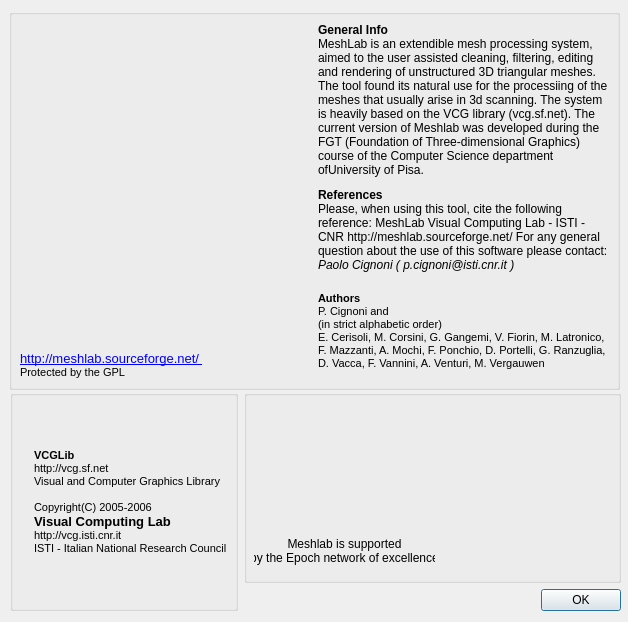
The window that src/meshlab/ui/aboutDialog.ui (cnr-isti-vclab/meshlab) describes before a commit, drawn with Qt 5.
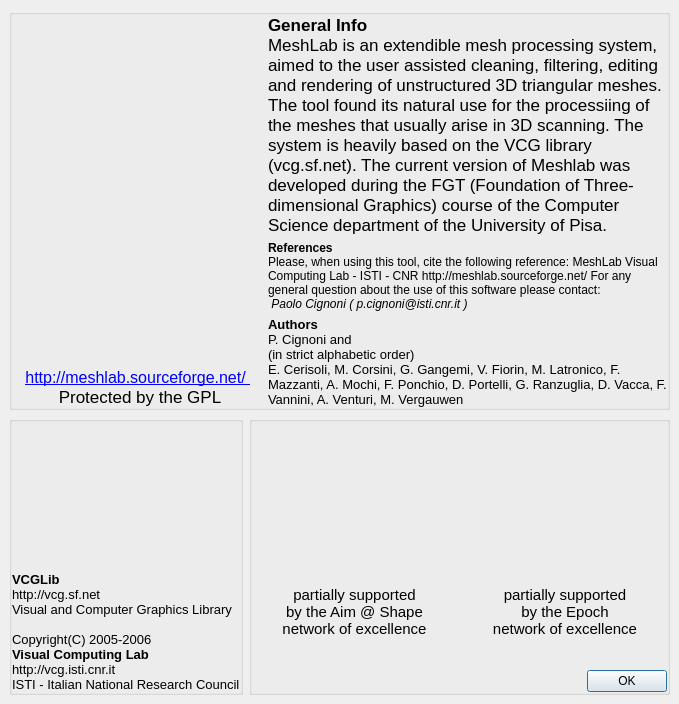
The same window after the commit. Icons and pictures are not drawn.

Commit message: Reformatted about dialog

```diff
--- a/src/meshlab/ui/aboutDialog.ui
+++ b/src/meshlab/ui/aboutDialog.ui
@@ -8,8 +8,8 @@
    <rect>
     <x>0</x>
     <y>0</y>
-    <width>628</width>
-    <height>622</height>
+    <width>612</width>
+    <height>696</height>
    </rect>
   </property>
   <property name="sizePolicy" >
@@ -41,14 +41,22 @@
   <property name="modal" >
    <bool>true</bool>
   </property>
+  <layout class="QVBoxLayout" >
+   <property name="margin" >
+    <number>9</number>
+   </property>
+   <property name="spacing" >
+    <number>6</number>
+   </property>
+   <item>
   <widget class="QGroupBox" name="groupBoxSx" >
-   <property name="geometry" >
-    <rect>
-     <x>9</x>
-     <y>9</y>
-     <width>611</width>
-     <height>381</height>
-    </rect>
+     <property name="sizePolicy" >
+      <sizepolicy>
+       <hsizetype>1</hsizetype>
+       <vsizetype>1</vsizetype>
+       <horstretch>0</horstretch>
+       <verstretch>0</verstretch>
+      </sizepolicy>
    </property>
    <property name="title" >
     <string/>
@@ -56,14 +64,14 @@
    <property name="flat" >
     <bool>false</bool>
    </property>
-   <layout class="QGridLayout" >
+     <layout class="QHBoxLayout" >
     <property name="margin" >
-     <number>8</number>
+       <number>0</number>
     </property>
     <property name="spacing" >
-     <number>6</number>
-    </property>
-    <item row="0" column="0" >
+       <number>0</number>
+      </property>
+      <item>
      <layout class="QVBoxLayout" >
       <property name="margin" >
        <number>0</number>
@@ -77,7 +85,10 @@
          <string/>
         </property>
         <property name="pixmap" >
-         <pixmap resource="..\meshlab.qrc" >:/images/eye_256_splash.png</pixmap>
+           <pixmap resource="../meshlab.qrc" >:/images/eye_256_splash.png</pixmap>
+          </property>
+          <property name="alignment" >
+           <set>Qt::AlignCenter</set>
         </property>
        </widget>
       </item>
@@ -98,30 +109,38 @@
        <widget class="QLabel" name="labelMLName" >
         <property name="font" >
          <font>
-          <family>MS Shell Dlg</family>
-          <pointsize>8</pointsize>
-          <weight>75</weight>
-          <italic>false</italic>
-          <bold>true</bold>
-          <underline>false</underline>
-          <strikeout>false</strikeout>
+            <pointsize>12</pointsize>
          </font>
         </property>
         <property name="text" >
          <string/>
         </property>
+          <property name="alignment" >
+           <set>Qt::AlignCenter</set>
+          </property>
        </widget>
       </item>
       <item>
        <widget class="QLabel" name="labelMLLink" >
         <property name="text" >
-         <string>&lt;html>&lt;head>&lt;meta name="qrichtext" content="1" />&lt;/head>&lt;body style=" white-space: pre-wrap; font-family:MS Shell Dlg; font-size:8.25pt; font-weight:400; font-style:normal; text-decoration:none;">&lt;p style="-qt-paragraph-type:empty; margin-top:0px; margin-bottom:0px; margin-left:0px; margin-right:0px; -qt-block-indent:0; text-indent:0px;">&lt;/p>&lt;p style=" margin-top:0px; margin-bottom:0px; margin-left:0px; margin-right:0px; -qt-block-indent:0; text-indent:0px;">&lt;span style=" font-size:10pt;">&lt;a href="http://meshlab.sourceforge.net" >http://meshlab.sourceforge.net/ &lt;/a> &lt;/span>&lt;/p>&lt;p style=" margin-top:0px; margin-bottom:0px; margin-left:0px; margin-right:0px; -qt-block-indent:0; text-indent:0px;">Protected by the GPL&lt;/p>&lt;/body>&lt;/html></string>
+           <string>&lt;html>&lt;head>&lt;meta name="qrichtext" content="1" />&lt;style type="text/css">
+p, li { white-space: pre-wrap; }
+&lt;/style>&lt;/head>&lt;body style=" font-family:'Lucida Grande'; font-size:13pt; font-weight:400; font-style:normal; text-decoration:none;">
+&lt;p style="-qt-paragraph-type:empty; margin-top:0px; margin-bottom:0px; margin-left:0px; margin-right:0px; -qt-block-indent:0; text-indent:0px; font-family:'MS Shell Dlg'; font-size:8pt;">&lt;/p>
+&lt;p style=" margin-top:0px; margin-bottom:0px; margin-left:0px; margin-right:0px; -qt-block-indent:0; text-indent:0px; font-family:'MS Shell Dlg'; font-size:12pt;">&lt;a href="http://meshlab.sourceforge.net">&lt;span style=" text-decoration: underline; color:#0000ff;">http://meshlab.sourceforge.net/ &lt;/span>&lt;/a> &lt;/p>
+&lt;p style=" margin-top:0px; margin-bottom:0px; margin-left:0px; margin-right:0px; -qt-block-indent:0; text-indent:0px; font-family:'MS Shell Dlg'; font-size:12;">Protected by the GPL&lt;/p>&lt;/body>&lt;/html></string>
+          </property>
+          <property name="alignment" >
+           <set>Qt::AlignCenter</set>
+          </property>
+          <property name="openExternalLinks" >
+           <bool>true</bool>
         </property>
        </widget>
       </item>
      </layout>
     </item>
-    <item row="0" column="1" >
+      <item>
      <layout class="QVBoxLayout" >
       <property name="margin" >
        <number>0</number>
@@ -132,7 +151,12 @@
       <item>
        <widget class="QLabel" name="labelMLDescription" >
         <property name="text" >
-         <string>&lt;html>&lt;head>&lt;meta name="qrichtext" content="1" />&lt;/head>&lt;body style=" white-space: pre-wrap; font-family:MS Shell Dlg; font-weight:400; font-style:normal; text-decoration:none;">&lt;p style=" margin-top:0px; margin-bottom:0px; margin-left:0px; margin-right:0px; -qt-block-indent:0; text-indent:0px;">&lt;span style=" font-weight:600;">General Info&lt;/span>&lt;/p>&lt;p style=" margin-top:0px; margin-bottom:0px; margin-left:0px; margin-right:0px; -qt-block-indent:0; text-indent:0px; font-weight:600;">&lt;span style=" font-weight:400;">MeshLab is an extendible mesh processing system, aimed to the user assisted cleaning, filtering, editing and rendering of unstructured 3D triangular meshes. &lt;/span>&lt;/p>&lt;p style=" margin-top:0px; margin-bottom:0px; margin-left:0px; margin-right:0px; -qt-block-indent:0; text-indent:0px;">The tool found its natural use for the processiing of the meshes that usually arise in 3d scanning. The system is heavily based on the VCG library (vcg.sf.net). The current version of Meshlab was developed during the FGT (Foundation of Three-dimensional Graphics) course of the Computer Science department ofUniversity of Pisa.&lt;/p>&lt;/body>&lt;/html></string>
+           <string>&lt;html>&lt;head>&lt;meta name="qrichtext" content="1" />&lt;style type="text/css">
+p, li { white-space: pre-wrap; }
+&lt;/style>&lt;/head>&lt;body style=" font-family:'Lucida Grande'; font-size:13pt; font-weight:400; font-style:normal; text-decoration:none;">
+&lt;p style=" margin-top:0px; margin-bottom:0px; margin-left:0px; margin-right:0px; -qt-block-indent:0; text-indent:0px; font-family:'MS Shell Dlg';">&lt;span style=" font-weight:600;">General Info&lt;/span>&lt;/p>
+&lt;p style=" margin-top:0px; margin-bottom:0px; margin-left:0px; margin-right:0px; -qt-block-indent:0; text-indent:0px; font-family:'MS Shell Dlg'; font-weight:600;">&lt;span style=" font-weight:400;">MeshLab is an extendible mesh processing system, aimed to the user assisted cleaning, filtering, editing and rendering of unstructured 3D triangular meshes. &lt;/span>&lt;/p>
+&lt;p style=" margin-top:0px; margin-bottom:0px; margin-left:0px; margin-right:0px; -qt-block-indent:0; text-indent:0px; font-family:'MS Shell Dlg';">The tool found its natural use for the processiing of the meshes that usually arise in 3D scanning. The system is heavily based on the VCG library (vcg.sf.net). The current version of Meshlab was developed during the FGT (Foundation of Three-dimensional Graphics) course of the Computer Science department of the University of Pisa.&lt;/p>&lt;/body>&lt;/html></string>
         </property>
         <property name="wordWrap" >
          <bool>true</bool>
@@ -142,7 +166,7 @@
       <item>
        <widget class="QLabel" name="labelReferences" >
         <property name="text" >
-         <string>&lt;html>&lt;head>&lt;meta name="qrichtext" content="1" />&lt;/head>&lt;body style=" white-space: pre-wrap; font-family:MS Shell Dlg; font-weight:400; font-style:normal; text-decoration:none;">&lt;p style=" margin-top:0px; margin-bottom:0px; margin-left:0px; margin-right:0px; -qt-block-indent:0; text-indent:0px;">&lt;span style=" font-weight:600;">References&lt;/span>&lt;/p>&lt;p style=" margin-top:0px; margin-bottom:0px; margin-left:0px; margin-right:0px; -qt-block-indent:0; text-indent:0px; font-weight:600;">&lt;span style=" font-weight:400;">Please, when using this tool, cite the following reference: MeshLab Visual Computing Lab - ISTI - CNR http://meshlab.sourceforge.net/ For any general question about the use of this software please contact: &lt;/span>&lt;/p>&lt;p style=" margin-top:0px; margin-bottom:0px; margin-left:0px; margin-right:0px; -qt-block-indent:0; text-indent:0px;">&lt;span style=" font-style:italic;">Paolo Cignoni ( p.cignoni@isti.cnr.it )&lt;/span>&lt;/p>&lt;/body>&lt;/html></string>
+           <string>&lt;html>&lt;head>&lt;meta name="qrichtext" content="1" />&lt;/head>&lt;body style=" white-space: pre-wrap; font-family:MS Shell Dlg; font-weight:400; font-style:normal; text-decoration:none;">&lt;p style=" margin-top:0px; margin-bottom:0px; margin-left:0px; margin-right:0px; -qt-block-indent:0; text-indent:0px;">&lt;span style=" font-weight:600;">References&lt;/span>&lt;/p>&lt;p style=" margin-top:0px; margin-bottom:0px; margin-left:0px; margin-right:0px; -qt-block-indent:0; text-indent:0px; font-weight:600;">&lt;span style=" font-weight:400;">Please, when using this tool, cite the following reference: MeshLab Visual Computing Lab - ISTI - CNR http://meshlab.sourceforge.net/ For any general question about the use of this software please contact: &lt;/span>&lt;/p>&lt;p style=" margin-top:0px; margin-bottom:0px; margin-left:0px; margin-right:0px; -qt-block-indent:0; text-indent:0px;">&lt;span style=" font-style:italic;">&lt;a href="mailto:p.cignoni@isti.cnr.it?subject=[MeshLab] Info request"> Paolo Cignoni ( p.cignoni@isti.cnr.it )&lt;/a>&lt;/span>&lt;/p>&lt;/body>&lt;/html></string>
         </property>
         <property name="wordWrap" >
          <bool>true</bool>
@@ -152,7 +176,13 @@
       <item>
        <widget class="QLabel" name="labelAuthors" >
         <property name="text" >
-         <string>&lt;html>&lt;head>&lt;meta name="qrichtext" content="1" />&lt;/head>&lt;body style=" white-space: pre-wrap; font-family:MS Shell Dlg; font-size:8.25pt; font-weight:400; font-style:normal; text-decoration:none;">&lt;p style=" margin-top:0px; margin-bottom:0px; margin-left:0px; margin-right:0px; -qt-block-indent:0; text-indent:0px; font-size:8pt;">&lt;span style=" font-weight:600;">Authors&lt;/span>&lt;/p>&lt;p style=" margin-top:0px; margin-bottom:0px; margin-left:0px; margin-right:0px; -qt-block-indent:0; text-indent:0px; font-size:8pt; font-weight:600;">&lt;span style=" font-weight:400;">P. Cignoni and&lt;/span>&lt;/p>&lt;p style=" margin-top:0px; margin-bottom:0px; margin-left:0px; margin-right:0px; -qt-block-indent:0; text-indent:0px; font-size:8pt;">(in strict alphabetic order)&lt;/p>&lt;p style=" margin-top:0px; margin-bottom:0px; margin-left:0px; margin-right:0px; -qt-block-indent:0; text-indent:0px; font-size:8pt;">E. Cerisoli, M. Corsini, G. Gangemi, V. Fiorin, M. Latronico, F. Mazzanti, A. Mochi, F. Ponchio, D. Portelli, G. Ranzuglia, D. Vacca, F. Vannini, A. Venturi, M. Vergauwen&lt;/p>&lt;/body>&lt;/html></string>
+           <string>&lt;html>&lt;head>&lt;meta name="qrichtext" content="1" />&lt;style type="text/css">
+p, li { white-space: pre-wrap; }
+&lt;/style>&lt;/head>&lt;body style=" font-family:'Lucida Grande'; font-size:13pt; font-weight:400; font-style:normal; text-decoration:none;">
+&lt;p style=" margin-top:0px; margin-bottom:0px; margin-left:0px; margin-right:0px; -qt-block-indent:0; text-indent:0px; font-family:'MS Shell Dlg'; font-size:8pt;">&lt;span style=" font-size:10pt; font-weight:600;">Authors&lt;/span>&lt;/p>
+&lt;p style=" margin-top:0px; margin-bottom:0px; margin-left:0px; margin-right:0px; -qt-block-indent:0; text-indent:0px; font-family:'MS Shell Dlg'; font-size:10pt; font-weight:600;">&lt;span style=" font-weight:400;">P. Cignoni and&lt;/span>&lt;/p>
+&lt;p style=" margin-top:0px; margin-bottom:0px; margin-left:0px; margin-right:0px; -qt-block-indent:0; text-indent:0px; font-family:'MS Shell Dlg'; font-size:10pt;">(in strict alphabetic order)&lt;/p>
+&lt;p style=" margin-top:0px; margin-bottom:0px; margin-left:0px; margin-right:0px; -qt-block-indent:0; text-indent:0px; font-family:'MS Shell Dlg'; font-size:10pt;">E. Cerisoli, M. Corsini, G. Gangemi, V. Fiorin, M. Latronico, F. Mazzanti, A. Mochi, F. Ponchio, D. Portelli, G. Ranzuglia, D. Vacca, F. Vannini, A. Venturi, M. Vergauwen&lt;/p>&lt;/body>&lt;/html></string>
         </property>
         <property name="wordWrap" >
          <bool>true</bool>
@@ -162,26 +192,9 @@
      </layout>
     </item>
    </layout>
-   <widget class="QWidget" name="widget" >
-    <property name="geometry" >
-     <rect>
-      <x>0</x>
-      <y>0</y>
-      <width>101</width>
-      <height>31</height>
-     </rect>
-    </property>
-   </widget>
-  </widget>
-  <widget class="QWidget" name="layoutWidget" >
-   <property name="geometry" >
-    <rect>
-     <x>10</x>
-     <y>390</y>
-     <width>611</width>
-     <height>221</height>
-    </rect>
-   </property>
+    </widget>
+   </item>
+   <item>
    <layout class="QHBoxLayout" >
     <property name="margin" >
      <number>0</number>
@@ -191,21 +204,30 @@
     </property>
     <item>
      <widget class="QGroupBox" name="groupBoxBtm" >
-      <property name="title" >
-       <string/>
-      </property>
       <property name="flat" >
        <bool>false</bool>
       </property>
-      <layout class="QHBoxLayout" >
+       <layout class="QVBoxLayout" >
        <property name="margin" >
-        <number>8</number>
+         <number>0</number>
        </property>
        <property name="spacing" >
-        <number>6</number>
+         <number>0</number>
        </property>
        <item>
-        <widget class="QLabel" name="labelVCGLogo" >
+         <widget class="QLabel" name="labelVCGLogo_4" >
+          <property name="minimumSize" >
+           <size>
+            <width>186</width>
+            <height>150</height>
+           </size>
+          </property>
+          <property name="maximumSize" >
+           <size>
+            <width>100</width>
+            <height>113</height>
+           </size>
+          </property>
          <property name="text" >
           <string/>
          </property>
@@ -217,62 +239,169 @@
        <item>
         <widget class="QLabel" name="labelVCGDescription" >
          <property name="text" >
-          <string>&lt;html>&lt;head>&lt;meta name="qrichtext" content="1" />&lt;/head>&lt;body style=" white-space: pre-wrap; font-family:MS Shell Dlg; font-size:8.25pt; font-weight:400; font-style:normal; text-decoration:none;">&lt;p style=" margin-top:0px; margin-bottom:0px; margin-left:0px; margin-right:0px; -qt-block-indent:0; text-indent:0px;">&lt;span style=" font-weight:600;">VCGLib&lt;/span>&lt;/p>&lt;p style=" margin-top:0px; margin-bottom:0px; margin-left:0px; margin-right:0px; -qt-block-indent:0; text-indent:0px; font-weight:600;">&lt;span style=" font-weight:400;">http://vcg.sf.net &lt;/span>&lt;/p>&lt;p style=" margin-top:0px; margin-bottom:0px; margin-left:0px; margin-right:0px; -qt-block-indent:0; text-indent:0px;">Visual and Computer Graphics Library&lt;/p>&lt;p style="-qt-paragraph-type:empty; margin-top:0px; margin-bottom:0px; margin-left:0px; margin-right:0px; -qt-block-indent:0; text-indent:0px;">&lt;/p>&lt;p style=" margin-top:0px; margin-bottom:0px; margin-left:0px; margin-right:0px; -qt-block-indent:0; text-indent:0px;">Copyright(C) 2005-2006&lt;/p>&lt;p style=" margin-top:0px; margin-bottom:0px; margin-left:0px; margin-right:0px; -qt-block-indent:0; text-indent:0px;">&lt;span style=" font-size:10pt; font-weight:600;">Visual Computing Lab &lt;/span>&lt;/p>&lt;p style=" margin-top:0px; margin-bottom:0px; margin-left:0px; margin-right:0px; -qt-block-indent:0; text-indent:0px;">http://vcg.isti.cnr.it &lt;/p>&lt;p style=" margin-top:0px; margin-bottom:0px; margin-left:0px; margin-right:0px; -qt-block-indent:0; text-indent:0px;">ISTI - Italian National Research Council&lt;/p>&lt;/body>&lt;/html></string>
+           <string>&lt;html>&lt;head>&lt;meta name="qrichtext" content="1" />&lt;style type="text/css">
+p, li { white-space: pre-wrap; }
+&lt;/style>&lt;/head>&lt;body style=" font-family:'Lucida Grande'; font-size:13pt; font-weight:400; font-style:normal; text-decoration:none;">
+&lt;p style=" margin-top:0px; margin-bottom:0px; margin-left:0px; margin-right:0px; -qt-block-indent:0; text-indent:0px; font-family:'MS Shell Dlg'; font-size:8pt;">&lt;span style=" font-size:10pt; font-weight:600;">VCGLib&lt;/span>&lt;/p>
+&lt;p style=" margin-top:0px; margin-bottom:0px; margin-left:0px; margin-right:0px; -qt-block-indent:0; text-indent:0px; font-family:'MS Shell Dlg'; font-size:10pt; font-weight:600;">&lt;span style=" font-weight:400;">http://vcg.sf.net &lt;/span>&lt;/p>
+&lt;p style=" margin-top:0px; margin-bottom:0px; margin-left:0px; margin-right:0px; -qt-block-indent:0; text-indent:0px; font-family:'MS Shell Dlg'; font-size:10pt;">Visual and Computer Graphics Library&lt;/p>
+&lt;p style="-qt-paragraph-type:empty; margin-top:0px; margin-bottom:0px; margin-left:0px; margin-right:0px; -qt-block-indent:0; text-indent:0px; font-family:'MS Shell Dlg'; font-size:10pt;">&lt;/p>
+&lt;p style=" margin-top:0px; margin-bottom:0px; margin-left:0px; margin-right:0px; -qt-block-indent:0; text-indent:0px; font-family:'MS Shell Dlg'; font-size:10pt;">Copyright(C) 2005-2006&lt;/p>
+&lt;p style=" margin-top:0px; margin-bottom:0px; margin-left:0px; margin-right:0px; -qt-block-indent:0; text-indent:0px; font-family:'MS Shell Dlg'; font-size:10pt;">&lt;span style=" font-weight:600;">Visual Computing Lab &lt;/span>&lt;/p>
+&lt;p style=" margin-top:0px; margin-bottom:0px; margin-left:0px; margin-right:0px; -qt-block-indent:0; text-indent:0px; font-family:'MS Shell Dlg'; font-size:10pt;">http://vcg.isti.cnr.it &lt;/p>
+&lt;p style=" margin-top:0px; margin-bottom:0px; margin-left:0px; margin-right:0px; -qt-block-indent:0; text-indent:0px; font-family:'MS Shell Dlg'; font-size:10pt;">ISTI - Italian National Research Council&lt;/p>&lt;/body>&lt;/html></string>
          </property>
         </widget>
        </item>
       </layout>
      </widget>
     </item>
-    <item>
-     <layout class="QVBoxLayout" >
-      <property name="margin" >
-       <number>0</number>
-      </property>
-      <property name="spacing" >
-       <number>6</number>
-      </property>
       <item>
        <widget class="QGroupBox" name="groupBox" >
-        <property name="title" >
+       <layout class="QVBoxLayout" >
+        <property name="margin" >
+         <number>0</number>
+        </property>
+        <property name="spacing" >
+         <number>0</number>
+        </property>
+        <item>
+         <layout class="QHBoxLayout" >
+          <property name="margin" >
+           <number>0</number>
+          </property>
+          <property name="spacing" >
+           <number>6</number>
+          </property>
+          <item>
+           <layout class="QVBoxLayout" >
+            <property name="margin" >
+             <number>0</number>
+            </property>
+            <property name="spacing" >
+             <number>6</number>
+            </property>
+            <item>
+             <layout class="QHBoxLayout" >
+              <property name="margin" >
+               <number>0</number>
+              </property>
+              <property name="spacing" >
+               <number>6</number>
+              </property>
+              <item>
+               <spacer>
+                <property name="orientation" >
+                 <enum>Qt::Horizontal</enum>
+                </property>
+                <property name="sizeHint" >
+                 <size>
+                  <width>31</width>
+                  <height>20</height>
+                 </size>
+                </property>
+               </spacer>
+              </item>
+              <item>
+               <widget class="QLabel" name="labelVCGLogo_3" >
+                <property name="minimumSize" >
+                 <size>
+                  <width>121</width>
+                  <height>125</height>
+                 </size>
+                </property>
+                <property name="maximumSize" >
+                 <size>
+                  <width>121</width>
+                  <height>125</height>
+                 </size>
+                </property>
+                <property name="text" >
          <string/>
         </property>
-        <widget class="QLabel" name="label" >
-         <property name="geometry" >
-          <rect>
-           <x>10</x>
-           <y>130</y>
-           <width>181</width>
-           <height>61</height>
-          </rect>
+                <property name="pixmap" >
+                 <pixmap resource="../meshlab.qrc" >:/images/logo_aimatshape.png</pixmap>
+                </property>
+                <property name="scaledContents" >
+                 <bool>false</bool>
+                </property>
+               </widget>
+              </item>
+              <item>
+               <spacer>
+                <property name="orientation" >
+                 <enum>Qt::Horizontal</enum>
+                </property>
+                <property name="sizeHint" >
+                 <size>
+                  <width>31</width>
+                  <height>20</height>
+                 </size>
+                </property>
+               </spacer>
+              </item>
+             </layout>
+            </item>
+            <item>
+             <widget class="QLabel" name="label_2" >
+              <property name="font" >
+               <font>
+                <pointsize>11</pointsize>
+               </font>
          </property>
          <property name="text" >
-          <string>Meshlab is supported
-by the Epoch network of excellence</string>
+               <string>partially supported
+by the Aim @ Shape 
+network of excellence</string>
          </property>
          <property name="alignment" >
           <set>Qt::AlignCenter</set>
          </property>
         </widget>
+            </item>
+           </layout>
+          </item>
+          <item>
+           <layout class="QVBoxLayout" >
+            <property name="margin" >
+             <number>0</number>
+            </property>
+            <property name="spacing" >
+             <number>6</number>
+            </property>
+            <item>
+             <layout class="QHBoxLayout" >
+              <property name="margin" >
+               <number>0</number>
+              </property>
+              <property name="spacing" >
+               <number>6</number>
+              </property>
+              <item>
+               <spacer>
+                <property name="orientation" >
+                 <enum>Qt::Horizontal</enum>
+                </property>
+                <property name="sizeHint" >
+                 <size>
+                  <width>31</width>
+                  <height>20</height>
+                 </size>
+                </property>
+               </spacer>
+              </item>
+              <item>
         <widget class="QLabel" name="labelVCGLogo_2" >
-         <property name="geometry" >
-          <rect>
-           <x>50</x>
-           <y>10</y>
-           <width>100</width>
-           <height>113</height>
-          </rect>
-         </property>
          <property name="minimumSize" >
           <size>
            <width>100</width>
-           <height>113</height>
+                  <height>125</height>
           </size>
          </property>
          <property name="maximumSize" >
           <size>
            <width>100</width>
-           <height>113</height>
+                  <height>125</height>
           </size>
          </property>
          <property name="text" >
@@ -285,7 +414,42 @@
           <bool>false</bool>
          </property>
         </widget>
-       </widget>
+              </item>
+              <item>
+               <spacer>
+                <property name="orientation" >
+                 <enum>Qt::Horizontal</enum>
+                </property>
+                <property name="sizeHint" >
+                 <size>
+                  <width>31</width>
+                  <height>20</height>
+                 </size>
+                </property>
+               </spacer>
+              </item>
+             </layout>
+            </item>
+            <item>
+             <widget class="QLabel" name="label" >
+              <property name="font" >
+               <font>
+                <pointsize>11</pointsize>
+               </font>
+              </property>
+              <property name="text" >
+               <string>partially supported
+by the Epoch 
+network of excellence</string>
+              </property>
+              <property name="alignment" >
+               <set>Qt::AlignCenter</set>
+              </property>
+             </widget>
+            </item>
+           </layout>
+          </item>
+         </layout>
       </item>
       <item>
        <layout class="QHBoxLayout" >
@@ -318,11 +482,12 @@
        </layout>
       </item>
      </layout>
-    </item>
-   </layout>
-  </widget>
- </widget>
- <pixmapfunction></pixmapfunction>
+      </widget>
+     </item>
+    </layout>
+   </item>
+  </layout>
+ </widget>
  <resources>
   <include location="../meshlab.qrc" />
  </resources>
```
Left out of the diff: 16 changed lines with no effect on the pictures. Lines whose indentation alone changed are shown as unchanged. The commit also changes 1 other file.
